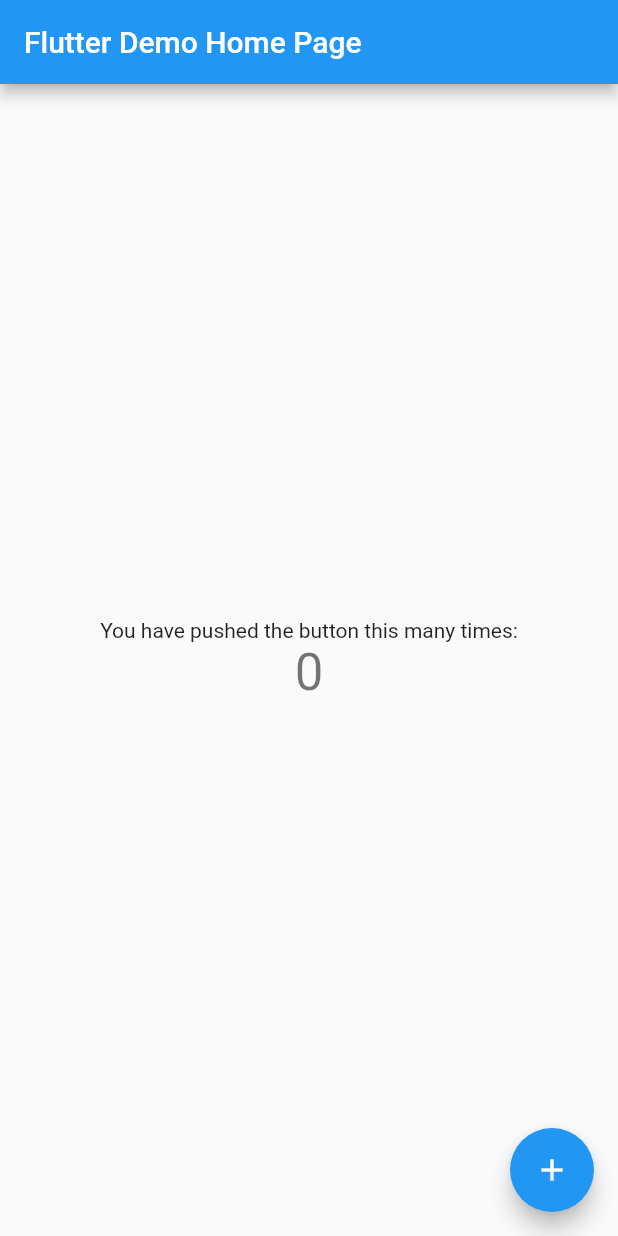
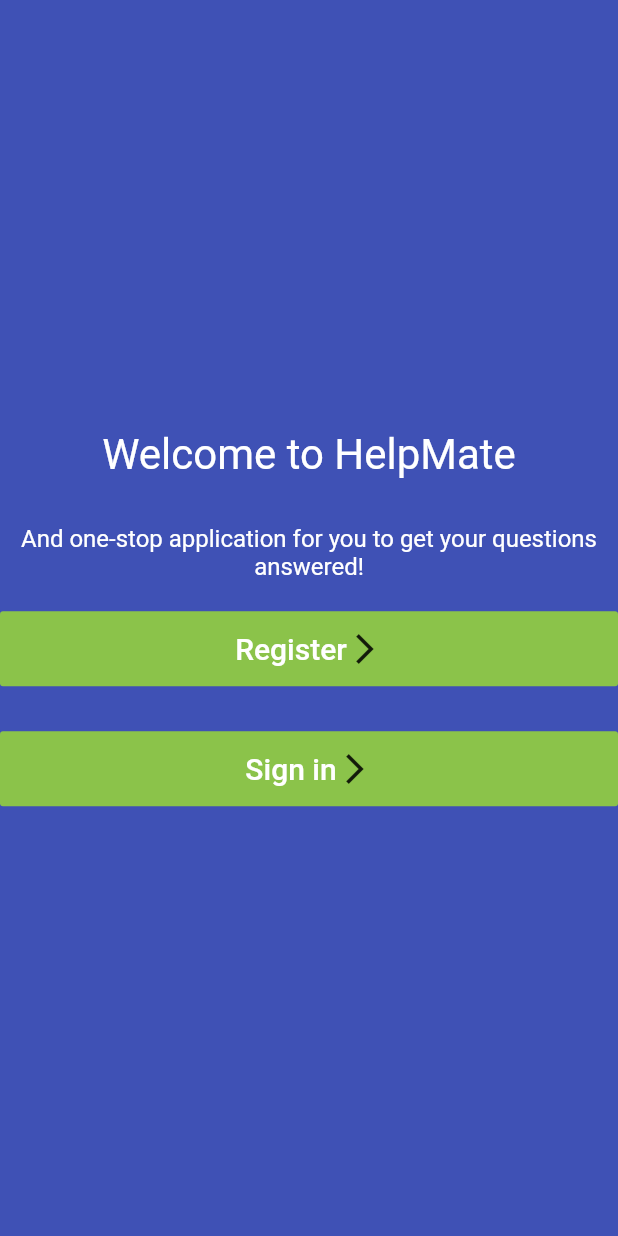
Before and after one commit to anujchoudhary-17/HelpMate, a Flutter app: the screen it shows after launch, on a phone screen of 412 x 824 dp. Run offline on Flutter 3.47's test engine with Material 2 defaults, Android fonts, the phone set to English and light mode, and no system bars; our stand-ins replace cloud_firestore, firebase_core; accounts and stored records are empty.

Commit message:
Added Splash screen

```diff
--- /dev/null
+++ b/lib/Splash/splashView.dart
@@ -0,0 +1,98 @@
+import 'package:flutter/cupertino.dart';
+import 'package:flutter/material.dart';
+
+class Splash extends StatefulWidget {
+  const Splash({Key? key}) : super(key: key);
+
+  @override
+  _SplashState createState() => _SplashState();
+}
+
+class _SplashState extends State<Splash> {
+  //TestControllerForAnuj controller = TestControllerForAnuj();
+
+  //TagSession session = TagSession();
+
+  List tagsList = [];
+
+  @override
+  void initState() {
+    // TODO: implement initState
+
+    super.initState();
+  }
+
+  @override
+  Widget build(BuildContext context) {
+    final items = List<String>.generate(10000, (i) => "Item $i");
+    return Scaffold(
+      body: Column(
+        mainAxisAlignment: MainAxisAlignment.center,
+        children: <Widget>[
+          Text(
+            "Welcome to HelpMate",
+            textAlign: TextAlign.center,
+            style: TextStyle(color: Colors.white, fontSize: 28)
+          ),
+
+          SizedBox(height: 30),
+
+          Text(
+              "And one-stop application for you to get your questions answered!",
+              textAlign: TextAlign.center,
+              style: TextStyle(color: Colors.white, fontSize: 16)
+          ),
+
+          SizedBox(height: 20),
+
+          MaterialButton(
+              elevation: 0,
+              height: 50,
+
+              onPressed: () {
+
+              },
+              color: Colors.lightGreen,
+
+              child: Row(
+                  mainAxisAlignment: MainAxisAlignment.center,
+                  children: <Widget>[
+                    Text(
+                        "Register",
+                        style: TextStyle(color: Colors.white, fontSize: 20)
+                    ),
+                    Icon(Icons.arrow_forward_ios)
+                  ]
+              )
+
+          ),
+
+          SizedBox(height: 30),
+
+
+          MaterialButton(
+            elevation: 0,
+            height: 50,
+            onPressed: () {
+
+            },
+            color: Colors.lightGreen,
+
+            child: Row(
+              mainAxisAlignment: MainAxisAlignment.center,
+              children: <Widget>[
+                Text(
+                  "Sign in",
+                  style: TextStyle(color: Colors.white, fontSize: 20)
+                ),
+                Icon(Icons.arrow_forward_ios)
+              ]
+            )
+
+          ),
+
+        ]
+      )
+    );
+  }
+}
--- a/lib/common/NavigationHelper.dart
+++ b/lib/common/NavigationHelper.dart
@@ -1,11 +1,9 @@
 import 'package:flutter/cupertino.dart';
 import 'package:flutter/material.dart';
 import 'package:help_mate/testOnlyForAnuj.dart';
+import 'package:help_mate/Splash/splashView.dart';
 
 class NavigationHelper{
-
-
-
   void navigateToAnuj(BuildContext context)
   {
     Navigator.push(
@@ -14,4 +12,11 @@ class NavigationHelper{
     );
   }
 
+  void navigateToSplash(BuildContext context) {
+    Navigator.push(
+      context,
+      MaterialPageRoute(builder: (context) => Splash()),
+    );
+  }
+
 }
--- a/lib/main.dart
+++ b/lib/main.dart
@@ -1,6 +1,7 @@
 import 'package:firebase_core/firebase_core.dart';
 import 'package:flutter/material.dart';
 import 'package:help_mate/common/NavigationHelper.dart';
+import 'package:help_mate/Splash/splashView.dart';
 
 Future<void> main() async {
   WidgetsFlutterBinding.ensureInitialized();
@@ -15,8 +16,9 @@ class MyApp extends StatelessWidget {
       title: 'Flutter Demo',
       theme: ThemeData(
         primarySwatch: Colors.blue,
+        scaffoldBackgroundColor: Colors.indigo
       ),
-      home: MyHomePage(title: 'Flutter Demo Home Page'),
+      home: Splash(),
     );
   }
 }
```
Also changed, not shown: lib/Register/registerController.dart (added).
